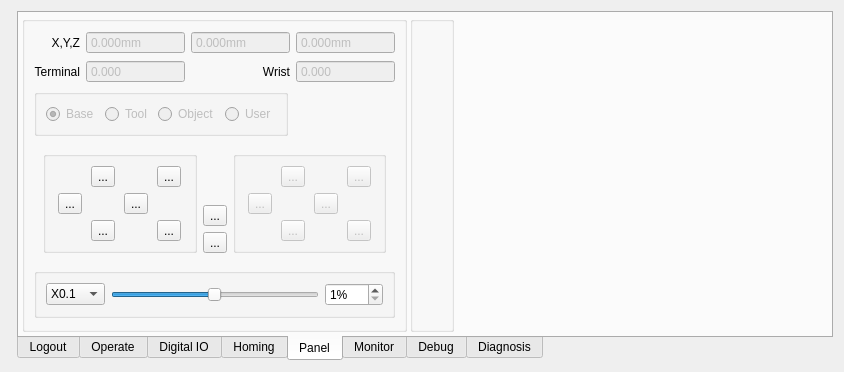
The window that source/plugin/t4/t4oppanel.ui (ww4u/mct-t4) describes before a commit, drawn with Qt 5.
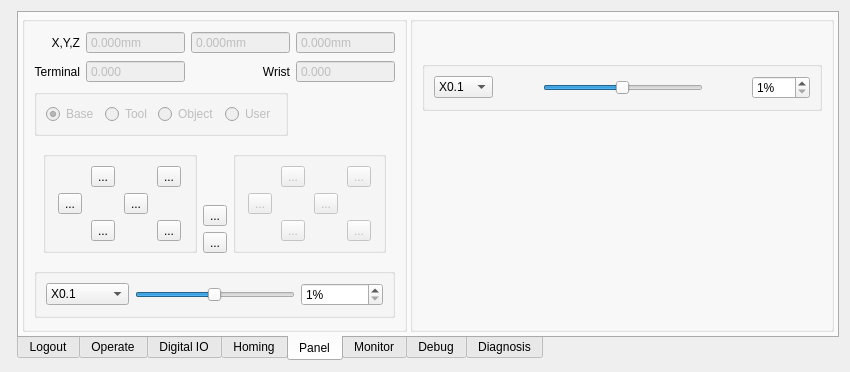
The same window after the commit. Icons and pictures are not drawn. Custom widgets are drawn as their Qt base class.

The edit to the form file:
```diff
--- a/source/plugin/t4/t4oppanel.ui
+++ b/source/plugin/t4/t4oppanel.ui
@@ -6,18 +6,18 @@
    <rect>
     <x>0</x>
     <y>0</y>
-    <width>844</width>
+    <width>850</width>
     <height>362</height>
    </rect>
   </property>
   <property name="windowTitle">
    <string>Form</string>
   </property>
-  <layout class="QHBoxLayout" name="horizontalLayout">
-   <item>
+  <layout class="QGridLayout" name="gridLayout_9">
+   <item row="0" column="0">
     <widget class="ControllerStatus" name="controllerStatus" native="true"/>
    </item>
-   <item>
+   <item row="0" column="1">
     <widget class="QTabWidget" name="tabWidget">
      <property name="contextMenuPolicy">
       <enum>Qt::CustomContextMenu</enum>
@@ -1896,6 +1896,24 @@
             <layout class="QGridLayout" name="gridLayout_8">
              <item row="0" column="1">
               <widget class="QSlider" name="sliderVel">
+               <property name="sizePolicy">
+                <sizepolicy hsizetype="Fixed" vsizetype="Fixed">
+                 <horstretch>0</horstretch>
+                 <verstretch>0</verstretch>
+                </sizepolicy>
+               </property>
+               <property name="minimumSize">
+                <size>
+                 <width>160</width>
+                 <height>0</height>
+                </size>
+               </property>
+               <property name="maximumSize">
+                <size>
+                 <width>160</width>
+                 <height>16777215</height>
+                </size>
+               </property>
                <property name="toolTip">
                 <string>Speed</string>
                </property>
@@ -2000,51 +2018,177 @@
          <property name="title">
           <string/>
          </property>
-         <layout class="QGridLayout" name="gridLayout_9">
-          <item row="5" column="0">
-           <spacer name="verticalSpacer_9">
-            <property name="orientation">
-             <enum>Qt::Vertical</enum>
-            </property>
-            <property name="sizeHint" stdset="0">
-             <size>
-              <width>20</width>
-              <height>40</height>
-             </size>
-            </property>
-           </spacer>
+         <layout class="QVBoxLayout" name="verticalLayout_3">
+          <item>
+           <widget class="Joint" name="joint5" native="true"/>
           </item>
-          <item row="2" column="0">
+          <item>
+           <widget class="Joint" name="joint4" native="true"/>
+          </item>
+          <item>
            <widget class="Joint" name="joint3" native="true"/>
           </item>
-          <item row="3" column="0">
+          <item>
            <widget class="Joint" name="joint2" native="true"/>
           </item>
-          <item row="0" column="0">
-           <widget class="Joint" name="joint5" native="true"/>
-          </item>
-          <item row="4" column="0">
+          <item>
            <widget class="Joint" name="joint1" native="true"/>
           </item>
-          <item row="1" column="0">
-           <widget class="Joint" name="joint4" native="true"/>
+          <item>
+           <widget class="QGroupBox" name="groupBox_15">
+            <property name="title">
+             <string/>
+            </property>
+            <layout class="QHBoxLayout" name="horizontalLayout_11">
+             <item>
+              <widget class="QComboBox" name="comboBox">
+               <item>
+                <property name="text">
+                 <string>X0.1</string>
+                </property>
+               </item>
+               <item>
+                <property name="text">
+                 <string>X0.2</string>
+                </property>
+               </item>
+               <item>
+                <property name="text">
+                 <string>X0.5</string>
+                </property>
+               </item>
+               <item>
+                <property name="text">
+                 <string>X1</string>
+                </property>
+               </item>
+               <item>
+                <property name="text">
+                 <string>X2</string>
+                </property>
+               </item>
+               <item>
+                <property name="text">
+                 <string>X5</string>
+                </property>
+               </item>
+               <item>
+                <property name="text">
+                 <string>X10</string>
+                </property>
+               </item>
+               <item>
+                <property name="text">
+                 <string>X20</string>
+                </property>
+               </item>
+               <item>
+                <property name="text">
+                 <string>X50</string>
+                </property>
+               </item>
+               <item>
+                <property name="text">
+                 <string>X100</string>
+                </property>
+               </item>
+              </widget>
+             </item>
+             <item>
+              <spacer name="horizontalSpacer_4">
+               <property name="orientation">
+                <enum>Qt::Horizontal</enum>
+               </property>
+               <property name="sizeHint" stdset="0">
+                <size>
+                 <width>40</width>
+                 <height>20</height>
+                </size>
+               </property>
+              </spacer>
+             </item>
+             <item>
+              <widget class="QSlider" name="horizontalSlider">
+               <property name="sizePolicy">
+                <sizepolicy hsizetype="Fixed" vsizetype="Fixed">
+                 <horstretch>0</horstretch>
+                 <verstretch>0</verstretch>
+                </sizepolicy>
+               </property>
+               <property name="minimumSize">
+                <size>
+                 <width>160</width>
+                 <height>0</height>
+                </size>
+               </property>
+               <property name="maximumSize">
+                <size>
+                 <width>160</width>
+                 <height>16777215</height>
+                </size>
+               </property>
+               <property name="minimum">
+                <number>1</number>
+               </property>
+               <property name="maximum">
+                <number>100</number>
+               </property>
+               <property name="value">
+                <number>50</number>
+               </property>
+               <property name="orientation">
+                <enum>Qt::Horizontal</enum>
+               </property>
+              </widget>
+             </item>
+             <item>
+              <spacer name="horizontalSpacer_5">
+               <property name="orientation">
+                <enum>Qt::Horizontal</enum>
+               </property>
+               <property name="sizeHint" stdset="0">
+                <size>
+                 <width>40</width>
+                 <height>20</height>
+                </size>
+               </property>
+              </spacer>
+             </item>
+             <item>
+              <widget class="QSpinBox" name="spinBox">
+               <property name="suffix">
+                <string>%</string>
+               </property>
+               <property name="minimum">
+                <number>1</number>
+               </property>
+               <property name="maximum">
+                <number>100</number>
+               </property>
+               <property name="value">
+                <number>1</number>
+               </property>
+              </widget>
+             </item>
+            </layout>
+           </widget>
+          </item>
+          <item>
+           <spacer name="verticalSpacer_9">
+            <property name="orientation">
+             <enum>Qt::Vertical</enum>
+            </property>
+            <property name="sizeHint" stdset="0">
+             <size>
+              <width>20</width>
+              <height>40</height>
+             </size>
+            </property>
+           </spacer>
           </item>
          </layout>
         </widget>
        </item>
-       <item>
-        <spacer name="horizontalSpacer_2">
-         <property name="orientation">
-          <enum>Qt::Horizontal</enum>
-         </property>
-         <property name="sizeHint" stdset="0">
-          <size>
-           <width>40</width>
-           <height>20</height>
-          </size>
-         </property>
-        </spacer>
-       </item>
       </layout>
      </widget>
      <widget class="QWidget" name="tab_5">
@@ -2810,6 +2954,19 @@
      </widget>
     </widget>
    </item>
+   <item row="0" column="2">
+    <spacer name="horizontalSpacer_2">
+     <property name="orientation">
+      <enum>Qt::Horizontal</enum>
+     </property>
+     <property name="sizeHint" stdset="0">
+      <size>
+       <width>40</width>
+       <height>20</height>
+      </size>
+     </property>
+    </spacer>
+   </item>
   </layout>
  </widget>
  <customwidgets>
```
